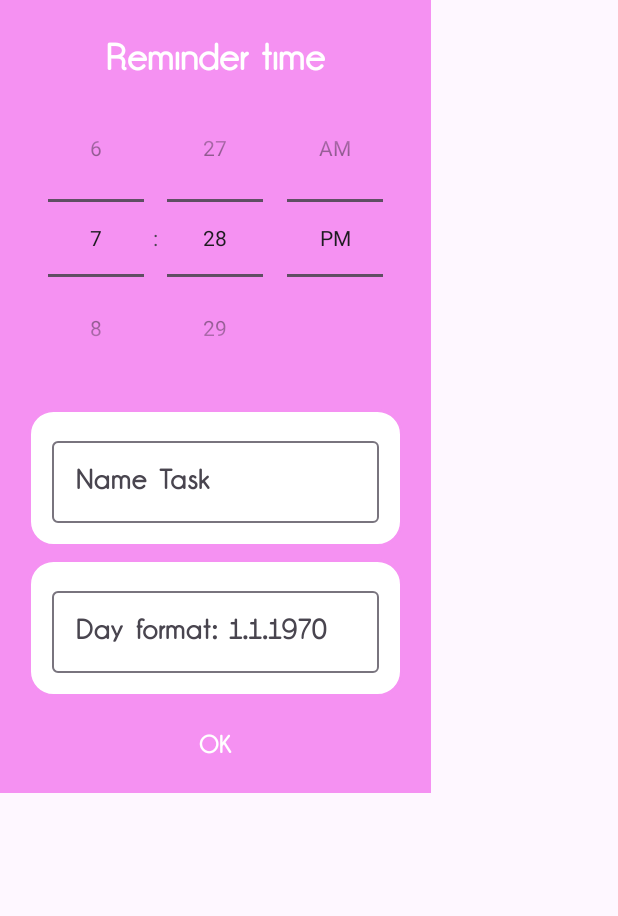
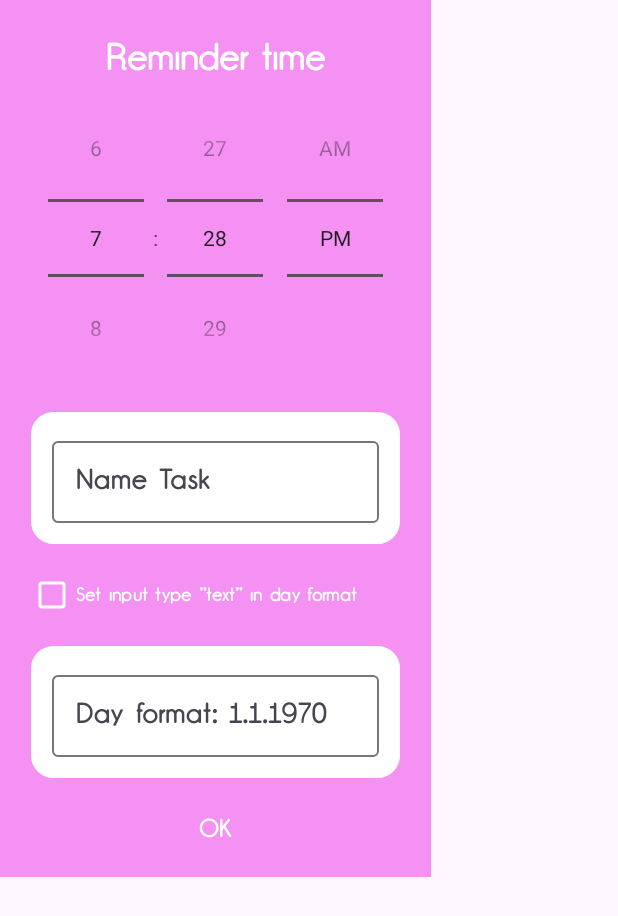
Before and after one commit to jingleBroda/Your-day, an Android app: the layout create_task_layout.xml on its own in the app's theme, with its tools: preview values and no code run, on a phone screen of 412 x 824 dp. Shown: the top 916 px of the screen. Run offline under Robolectric (Android 15) with nearby library versions, the phone set to English and light mode, and no system bars.

Commit message:
hellp_sister_phone

```diff
--- a/presentation/src/main/java/com/example/presentation/main/fragment/mainFragment/createTaskDialog/CreateTaskDialogFragment.kt
+++ b/presentation/src/main/java/com/example/presentation/main/fragment/mainFragment/createTaskDialog/CreateTaskDialogFragment.kt
@@ -4,6 +4,7 @@ import android.os.Bundle
 import android.view.LayoutInflater
 import android.view.View
 import android.view.ViewGroup
+import android.view.inputmethod.EditorInfo
 import android.widget.Toast
 import androidx.fragment.app.viewModels
 import androidx.lifecycle.lifecycleScope
@@ -48,6 +49,14 @@ class CreateTaskDialogFragment(
     override fun onViewCreated(view: View, savedInstanceState: Bundle?) {
         super.onViewCreated(view, savedInstanceState)
         with(binding){
+            changeInputTypeDayTask.setOnCheckedChangeListener{ btnV, isChecked->
+                if(isChecked){
+                    dayTaskInTextInputLayout.inputType = EditorInfo.TYPE_TEXT_VARIATION_NORMAL
+                }
+                else{
+                    dayTaskInTextInputLayout.inputType = EditorInfo.TYPE_DATETIME_VARIATION_DATE
+                }
+            }
             addTaskDbAndCloseDialog.setOnClickListener(this@CreateTaskDialogFragment)
             timePicker2.setIs24HourView(true)
         }
--- a/presentation/src/main/res/drawable/splash_screen.xml
+++ b/presentation/src/main/res/drawable/splash_screen.xml
@@ -1,7 +1,7 @@
 <?xml version="1.0" encoding="utf-8"?>
 <layer-list xmlns:android="http://schemas.android.com/apk/res/android">
 
-    <item android:drawable="@color/colorPrimaryVariant" />
+    <item android:drawable="@color/white" />
     <item android:drawable="@drawable/splash_screen_drawable"
         android:gravity="center"/>
 
--- a/presentation/src/main/res/layout/create_task_layout.xml
+++ b/presentation/src/main/res/layout/create_task_layout.xml
@@ -1,7 +1,18 @@
 <?xml version="1.0" encoding="utf-8"?>
 <androidx.constraintlayout.widget.ConstraintLayout xmlns:android="http://schemas.android.com/apk/res/android"
     xmlns:app="http://schemas.android.com/apk/res-auto"
-    xmlns:tools="http://schemas.android.com/tools"
+    android:layout_width="wrap_content"
+    android:layout_height="wrap_content">
+
+    <ScrollView
+        android:layout_width="wrap_content"
+        android:layout_height="wrap_content"
+        app:layout_constraintBottom_toBottomOf="parent"
+        app:layout_constraintEnd_toEndOf="parent"
+        app:layout_constraintStart_toStartOf="parent"
+        app:layout_constraintTop_toTopOf="parent">
+
+        <androidx.constraintlayout.widget.ConstraintLayout
             android:layout_width="wrap_content"
             android:layout_height="wrap_content"
             android:background="@drawable/add_task_dialog_background">
@@ -67,15 +78,15 @@
                 app:hintTextColor="@color/grey"
                 app:layout_constraintEnd_toEndOf="parent"
                 app:layout_constraintStart_toStartOf="parent"
-        app:layout_constraintTop_toBottomOf="@+id/textInputLayoutNameTask">
+                app:layout_constraintTop_toBottomOf="@+id/changeInputTypeDayTask">
 
                 <com.google.android.material.textfield.TextInputEditText
                     android:id="@+id/dayTaskInTextInputLayout"
-            android:inputType="date"
                     android:layout_width="match_parent"
                     android:layout_height="match_parent"
                     android:fontFamily="@font/gardens_cm_regular"
                     android:hint="@string/day_task"
+                    android:inputType="date"
                     android:singleLine="true"
                     android:textColor="@color/black"
                     android:textSize="18sp"
@@ -113,4 +124,21 @@
                 app:layout_constraintStart_toStartOf="@+id/textInputLayoutDayTask"
                 app:layout_constraintTop_toBottomOf="@+id/textInputLayoutDayTask" />
 
+            <CheckBox
+                android:id="@+id/changeInputTypeDayTask"
+                android:layout_width="0dp"
+                android:layout_height="wrap_content"
+                android:layout_marginTop="8dp"
+                android:buttonTint="@color/white"
+                android:fontFamily="@font/gardens_cm_regular"
+                android:text="@string/change_input_type_day_format_string"
+                android:textColor="@color/white"
+                android:textSize="12sp"
+                android:textStyle="bold"
+                app:layout_constraintEnd_toEndOf="@+id/textInputLayoutNameTask"
+                app:layout_constraintStart_toStartOf="@+id/textInputLayoutNameTask"
+                app:layout_constraintTop_toBottomOf="@+id/textInputLayoutNameTask" />
+
         </androidx.constraintlayout.widget.ConstraintLayout>
+    </ScrollView>
+</androidx.constraintlayout.widget.ConstraintLayout>
--- a/presentation/src/main/res/values/strings.xml
+++ b/presentation/src/main/res/values/strings.xml
@@ -29,4 +29,5 @@
     <string name="empty_name_task_error_string">Name task is Empty!</string>
     <string name="duplicate_task_error">Error! This task time is active!</string>
     <string name="notify_title_string">Time to complete the task!</string>
+    <string name="change_input_type_day_format_string">Set input type \"text\" in day format</string>
 </resources>
```
Also changed, not shown: 1 other file. Lines whose indentation alone changed are shown as unchanged.
